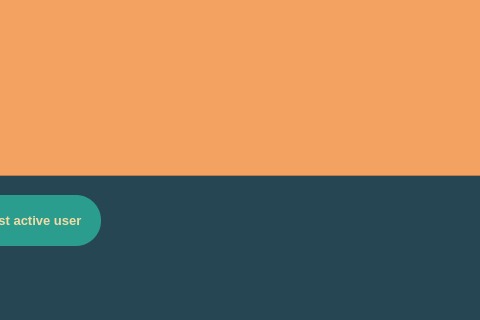
The window that xml/xml_toolset/mainwindow.ui (College-Projects-2019-2024/XML-Toolset) describes before a commit, drawn with Qt 5; both pictures show x 490 to 970 and y 435 to 755 of the 1208 by 755 pixel window.
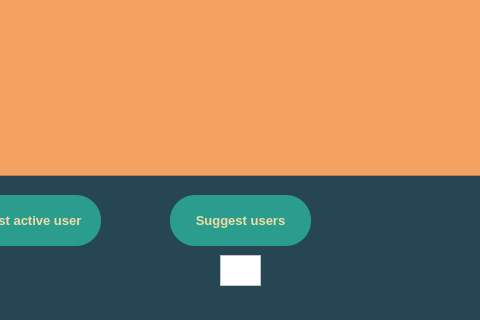
The same window after the commit.

Diff of the .ui file:
```diff
--- a/xml/xml_toolset/mainwindow.ui
+++ b/xml/xml_toolset/mainwindow.ui
@@ -489,6 +489,52 @@
      <string>Extract graph</string>
     </property>
    </widget>
+   <widget class="QPushButton" name="pushButton_15">
+    <property name="geometry">
+     <rect>
+      <x>660</x>
+      <y>630</y>
+      <width>141</width>
+      <height>51</height>
+     </rect>
+    </property>
+    <property name="font">
+     <font>
+      <pointsize>10</pointsize>
+      <bold>true</bold>
+     </font>
+    </property>
+    <property name="styleSheet">
+     <string notr="true">border-radius: 25px;
+background: #2a9d8f;
+padding: 5px;
+color: #F2DCA6;</string>
+    </property>
+    <property name="text">
+     <string>Suggest users</string>
+    </property>
+   </widget>
+   <widget class="QPlainTextEdit" name="plainTextEdit_4">
+    <property name="geometry">
+     <rect>
+      <x>710</x>
+      <y>690</y>
+      <width>41</width>
+      <height>31</height>
+     </rect>
+    </property>
+    <property name="font">
+     <font>
+      <pointsize>10</pointsize>
+     </font>
+    </property>
+    <property name="autoFillBackground">
+     <bool>false</bool>
+    </property>
+    <property name="styleSheet">
+     <string notr="true">background: #ffffff;</string>
+    </property>
+   </widget>
   </widget>
   <widget class="QStatusBar" name="statusbar"/>
  </widget>
```
